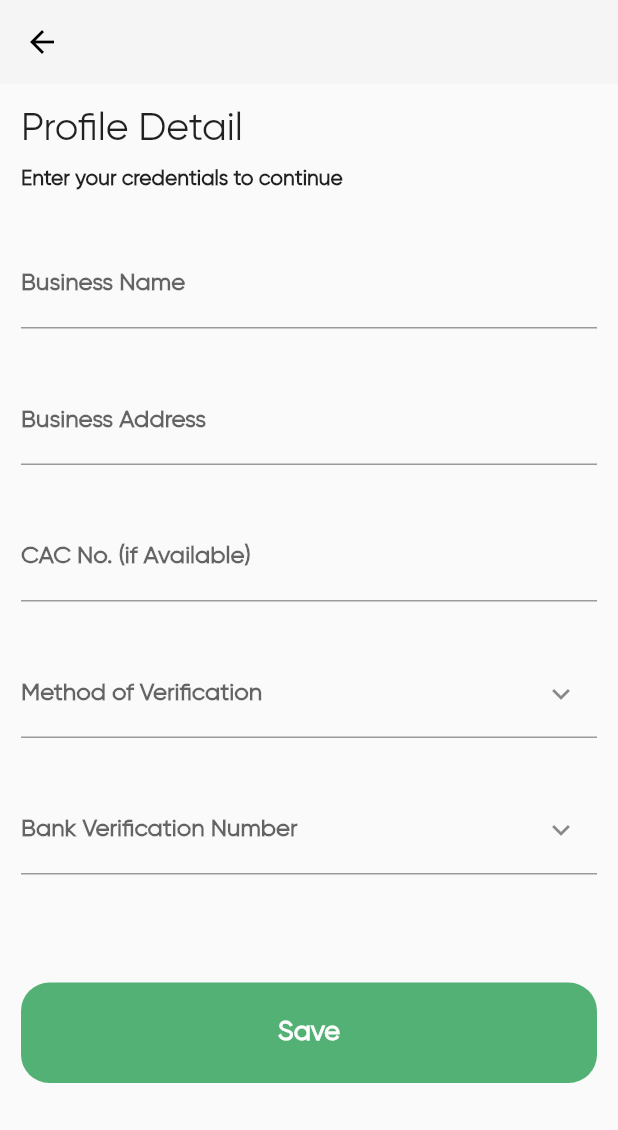
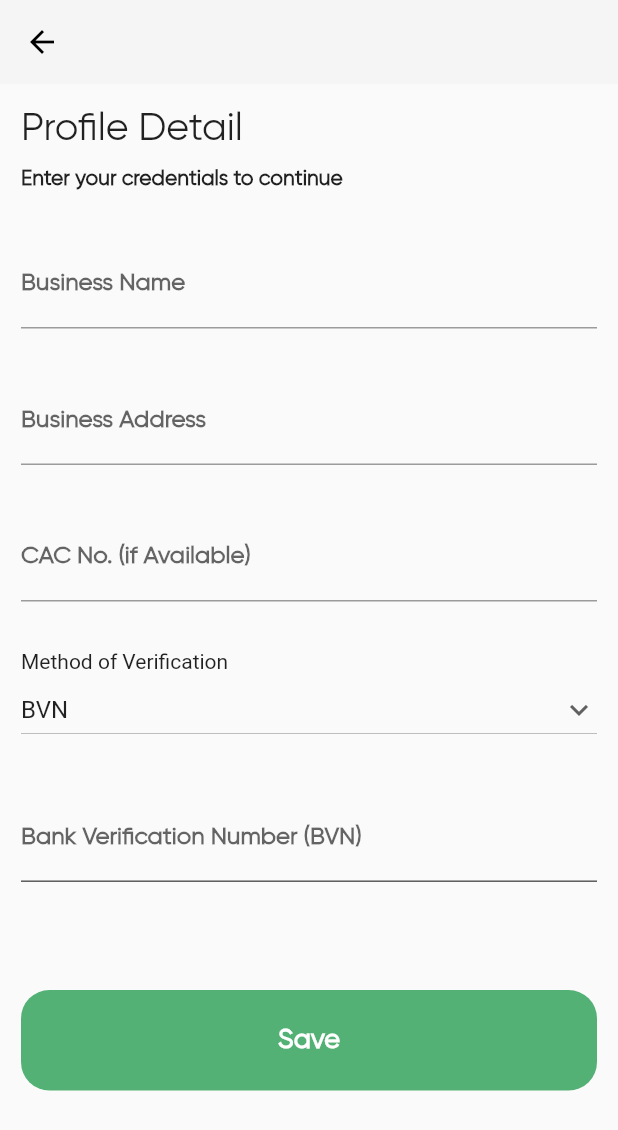
Before and after one commit to zuri-training/ayaloonline_mobile_pjt_101, a Flutter app: the Profile screen opened directly, after a tap on "Continue", on a phone screen of 412 x 824 dp. Shown: the top 1130 px of the screen. Run offline on Flutter 3.47's test engine with Material 2 defaults, Android fonts, the phone set to English and light mode, and no system bars; our stand-ins replace font_awesome_flutter; missing offline and left inert: dart:ffi.

Commit message:
Profile screen - check Implementing profile details page

```diff
--- /dev/null
+++ b/lib/Custom_widgets/drop_down.dart
@@ -0,0 +1,72 @@
+import 'dart:async';
+import 'package:ayalo_mobile_pjt101/Custom_widgets/input_form.dart';
+import 'package:flutter/material.dart';
+
+class _DropdownState {
+  StreamController<String> _controller = new StreamController<String>();
+
+  Stream<String> get stream => _controller.stream;
+  StreamSink<String> get streamSink => _controller.sink;
+
+  void dispose() {
+    _controller.close();
+  }
+}
+
+class DropDown extends StatefulWidget {
+  const DropDown(this.values) : super();
+  final List<String> values;
+  @override
+  _DropDownState createState() => _DropDownState();
+}
+
+class _DropDownState extends State<DropDown> {
+  late String dropdownValue;
+  late _DropdownState _dropDownState;
+
+  @override
+  void initState() {
+    super.initState();
+    dropdownValue = widget.values[0];
+    _dropDownState = _DropdownState();
+    _dropDownState.streamSink.add(dropdownValue);
+  }
+
+  @override
+  Widget build(BuildContext context) {
+    return StreamBuilder<String>(
+        stream: _dropDownState.stream,
+        builder: (context, snapshot) {
+          return Column(
+            crossAxisAlignment: CrossAxisAlignment.start,
+            children: [
+              Text('Method of Verification'),
+              DropdownButton<String>(
+                elevation: 0,
+                value: dropdownValue,
+                isExpanded: true,
+                icon: const Icon(Icons.keyboard_arrow_down_outlined),
+                onChanged: (String? newValue) {
+                  setState(() {
+                    dropdownValue = newValue!;
+                    _dropDownState.streamSink.add(dropdownValue);
+                  });
+                },
+                items: [
+                  DropdownMenuItem(
+                      child: Text(widget.values[0]), value: widget.values[0]),
+                  DropdownMenuItem(
+                      child: Text(widget.values[1]), value: widget.values[1])
+                ],
+              ),
+              SizedBox(height: 32),
+              snapshot.data! == widget.values[0]
+                  ? inputForm(
+                      'Bank Verification Number (BVN)', 'enter your BVN', null)
+                  : inputForm('National Identification Number (NIN)',
+                      'enter your NIN', null),
+            ],
+          );
+        });
+  }
+}
--- a/lib/Screens/Profile/profile.dart
+++ b/lib/Screens/Profile/profile.dart
@@ -1,7 +1,6 @@
 import 'dart:async';
-import 'dart:ffi';
-
 import 'package:ayalo_mobile_pjt101/Custom_widgets/custom_button.dart';
+import 'package:ayalo_mobile_pjt101/Custom_widgets/drop_down.dart';
 import 'package:ayalo_mobile_pjt101/Custom_widgets/input_form.dart';
 import 'package:flutter/material.dart';
 
@@ -118,15 +117,7 @@ class _ProfileState extends State<Profile> {
         inputForm(
           'Method of Verification',
           'BVN',
-          Icon(
-            Icons.keyboard_arrow_down_outlined,
-          ),
-        ),
-        SizedBox(height: 32),
-        inputForm(
-          'Bank Verification Number',
-          'enter your BVN',
-          Icon(Icons.keyboard_arrow_down_outlined),
+          DropDown(['BVN', 'NIN']),
         ),
         SizedBox(height: 72),
         AyaloCustomButton(
```
